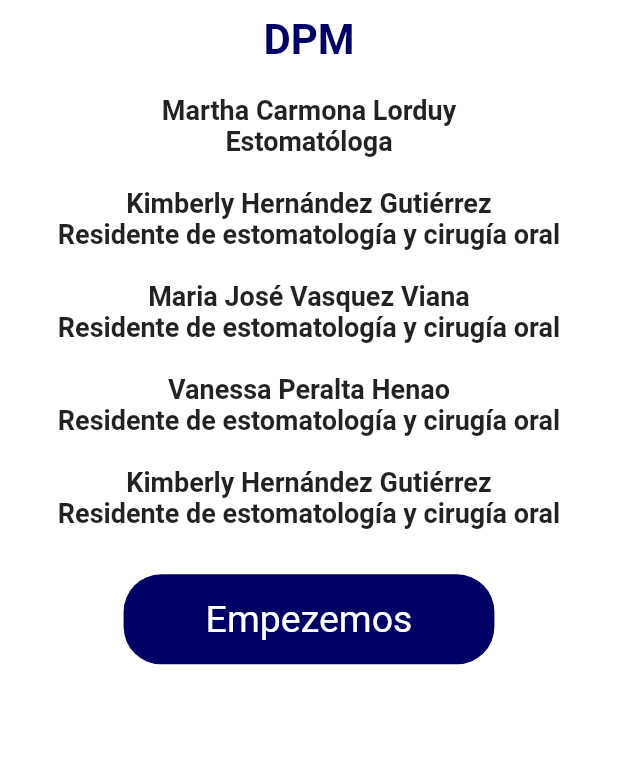
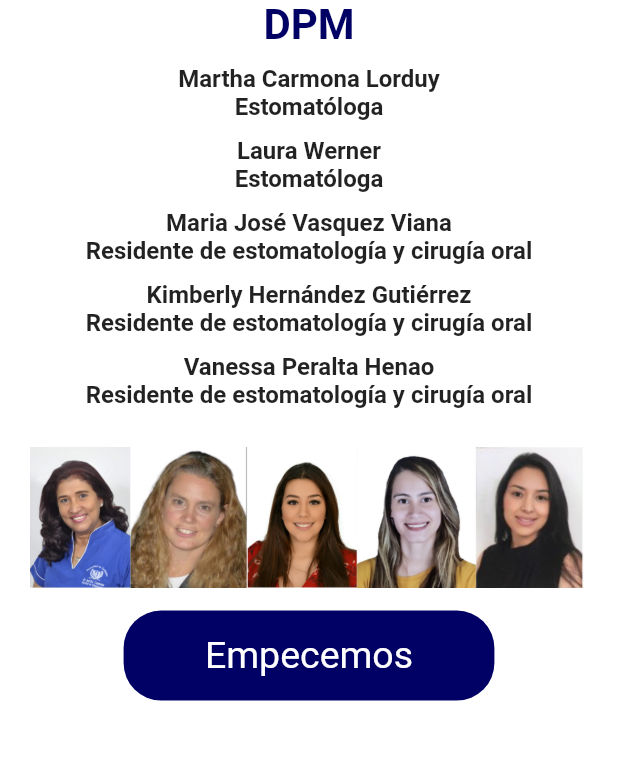
Before and after one commit to eliascolon98/app_odontologia, a Flutter app: the screen it shows after launch, on a phone screen of 412 x 824 dp, the part 378-1138 px from its top. Run offline on Flutter 3.47's test engine with Material 2 defaults, Android fonts, the light colour scheme and no system bars.

Commit message:
cambios sugeridos por el cliente

```diff
--- a/lib/module/portada.dart
+++ b/lib/module/portada.dart
@@ -15,7 +15,7 @@ class Portada extends StatelessWidget {
           child: Column(
             children: [
               Image.asset('assets/logo_udc.jpg'),
-              const SizedBox(height: 10),
+              // const SizedBox(height: 10),
               const Text(
                 'DPM',
                 style: TextStyle(
@@ -24,53 +24,71 @@ class Portada extends StatelessWidget {
                   color: const Color.fromARGB(255, 1, 1, 101),
                 ),
               ),
-              const SizedBox(height: 20),
+              const SizedBox(height: 10),
               const Text(
                 'Martha Carmona Lorduy\nEstomatóloga',
                 style: TextStyle(
-                  fontSize: 18,
+                  fontSize: 16,
                   fontWeight: FontWeight.bold,
                 ),
                 textAlign: TextAlign.center,
               ),
-              const SizedBox(height: 20),
+              const SizedBox(height: 10),
               const Text(
-                'Kimberly Hernández Gutiérrez\nResidente de estomatología y cirugía oral',
+                'Laura Werner\nEstomatóloga',
                 style: TextStyle(
-                  fontSize: 18,
+                  fontSize: 16,
                   fontWeight: FontWeight.bold,
                 ),
                 textAlign: TextAlign.center,
               ),
-              const SizedBox(height: 20),
+              const SizedBox(height: 10),
               const Text(
                 'Maria José Vasquez Viana\nResidente de estomatología y cirugía oral',
                 style: TextStyle(
-                  fontSize: 18,
+                  fontSize: 16,
                   fontWeight: FontWeight.bold,
                 ),
                 textAlign: TextAlign.center,
               ),
-              const SizedBox(height: 20),
+              const SizedBox(height: 10),
               const Text(
-                'Vanessa Peralta Henao\nResidente de estomatología y cirugía oral',
+                'Kimberly Hernández Gutiérrez\nResidente de estomatología y cirugía oral',
                 style: TextStyle(
-                  fontSize: 18,
+                  fontSize: 16,
                   fontWeight: FontWeight.bold,
                 ),
                 textAlign: TextAlign.center,
               ),
-              const SizedBox(height: 20),
+              const SizedBox(height: 10),
               const Text(
-                'Kimberly Hernández Gutiérrez\nResidente de estomatología y cirugía oral',
+                'Vanessa Peralta Henao\nResidente de estomatología y cirugía oral',
                 style: TextStyle(
-                  fontSize: 18,
+                  fontSize: 16,
                   fontWeight: FontWeight.bold,
                 ),
                 textAlign: TextAlign.center,
               ),
-              const SizedBox(height: 30),
-              // Image.asset('assets/icono/icono.jpeg'),
+
+              const SizedBox(height: 20),
+              Padding(
+                padding: EdgeInsets.symmetric(
+                  horizontal: 20,
+                  vertical: 5,
+                ),
+                child: InkWell(
+                  child: const Hero(
+                    tag: 'hero-rectangle',
+                    child: Image(
+                      image: AssetImage(
+                        'assets/portada.jpeg',
+                      ),
+                    ),
+                  ),
+                  onTap: () => zoomImage(context),
+                ),
+              ),
+              const SizedBox(height: 10),
               InkWell(
                 child: Container(
                   decoration: BoxDecoration(
@@ -81,7 +99,7 @@ class Portada extends StatelessWidget {
                   height: 60,
                   child: const Center(
                     child: Text(
-                      'Empezemos',
+                      'Empecemos',
                       style: TextStyle(
                         fontSize: 25,
                         color: Colors.white,
@@ -100,3 +118,27 @@ class Portada extends StatelessWidget {
     );
   }
 }
+
+Future<void> zoomImage(context) async {
+  return showDialog<void>(
+    context: context,
+    builder: (BuildContext context) {
+      return Dialog(
+        elevation: 0,
+        backgroundColor: Colors.transparent,
+        child: SizedBox(
+          width: double.infinity,
+          height: 400,
+          child: InteractiveViewer(
+            child: const Hero(
+              tag: 'hero-rectangle',
+              child: Image(
+                image: AssetImage('assets/portada.jpeg'),
+              ),
+            ),
+          ),
+        ),
+      );
+    },
+  );
+}
```
Also changed, not shown: assets/portada.jpeg (added), 1 other file.
